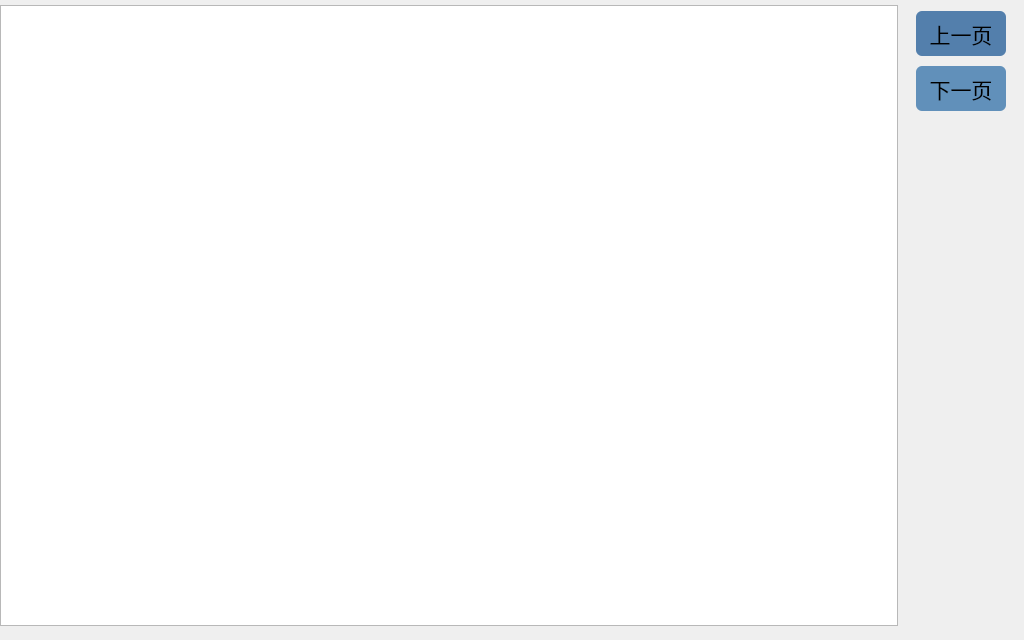
First picture: the form in motusrunlog.ui, repository MT-REP/guizhouhuoxingche, before the edit.
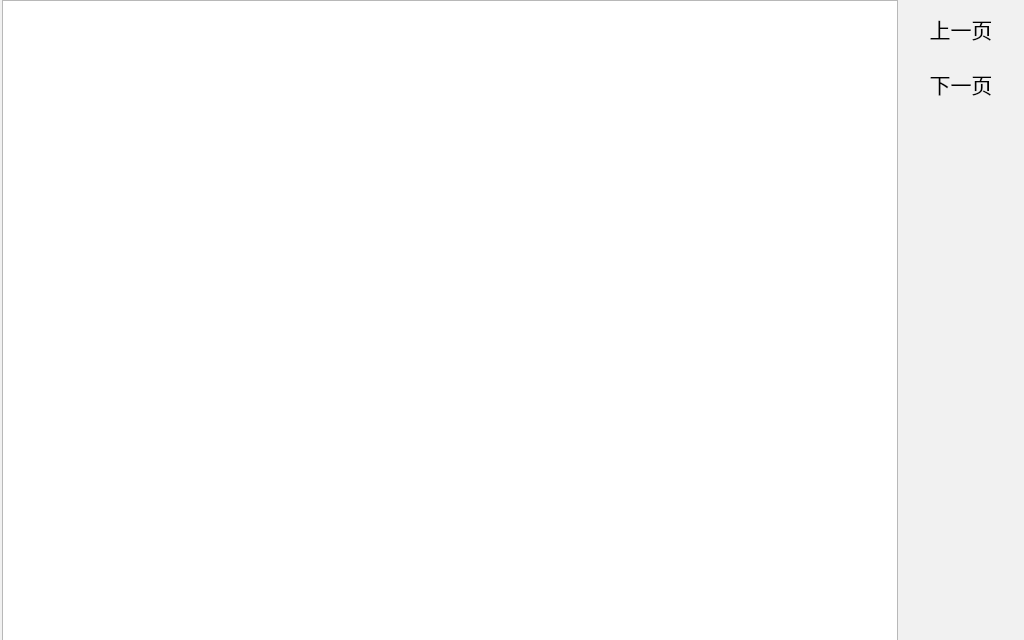
Second picture: the form after the edit. Icons and pictures are not drawn.

The edit to the form file:
```diff
--- a/motusrunlog.ui
+++ b/motusrunlog.ui
@@ -22,11 +22,17 @@
     <height>640</height>
    </size>
   </property>
+  <property name="font">
+   <font>
+    <family>新宋体</family>
+    <pointsize>16</pointsize>
+   </font>
+  </property>
   <property name="windowTitle">
    <string>Dialog</string>
   </property>
   <property name="styleSheet">
-   <string notr="true">#MotusRunLog { border-image: url(:/picture/errorbackground.png); } #MotusRunLog * { border-image:url(); }
+   <string notr="true">#MotusRunLog { background-color: rgb(241, 241, 241); } 
 
 </string>
   </property>
@@ -36,17 +42,49 @@
      <x>0</x>
      <y>0</y>
      <width>1021</width>
-     <height>631</height>
+     <height>641</height>
     </rect>
    </property>
-   <layout class="QGridLayout" name="maingridLayout">
-    <property name="topMargin">
-     <number>5</number>
+   <layout class="QHBoxLayout" name="horizontalLayout">
+    <property name="leftMargin">
+     <number>2</number>
     </property>
-    <property name="bottomMargin">
-     <number>5</number>
-    </property>
-    <item row="0" column="1">
+    <item>
+     <widget class="QTableView" name="errorRecordTableView">
+      <property name="font">
+       <font>
+        <family>新宋体</family>
+        <pointsize>16</pointsize>
+       </font>
+      </property>
+      <property name="styleSheet">
+       <string notr="true">QHeaderView::section:first
+{
+	border-style:inset;
+	background-color: rgb(241, 241,241);
+    height: 30px;
+    font: 16pt &quot;新宋体&quot;;
+}
+ 
+QHeaderView::section:middle
+{
+	border-style:inset;
+	background-color: rgb(241, 241,241);
+    height: 30px;
+    font: 16pt &quot;新宋体&quot;;
+}
+ 
+QHeaderView::section:last
+{
+	border-style:inset;
+	background-color: rgb(241, 241,241);
+    height: 30px;
+    font: 16pt &quot;新宋体&quot;;
+}</string>
+      </property>
+     </widget>
+    </item>
+    <item>
      <layout class="QVBoxLayout" name="verticalLayout">
       <property name="spacing">
        <number>10</number>
@@ -76,10 +114,9 @@
         </property>
         <property name="styleSheet">
          <string notr="true">QPushButton{ 
-background-color: rgb(83, 127,172);
 border-radius:6px;
 }
-QPushButton:hover{color: rgb(255,255,255);} QPushButton:pressed{padding-left:3px;padding-top:3px;}</string>
+QPushButton:hover{color: rgb(0,0,0);} QPushButton:pressed{padding-left:3px;padding-top:3px;}</string>
         </property>
         <property name="text">
          <string>上一页</string>
@@ -112,10 +149,9 @@
         </property>
         <property name="styleSheet">
          <string notr="true">QPushButton{ 
-background-color: rgb(97, 144,186);
 border-radius:6px;
 }
-QPushButton:hover{color: rgb(255,255,255);} QPushButton:pressed{padding-left:3px;padding-top:3px;}</string>
+QPushButton:hover{color: rgb(0,0,0);} QPushButton:pressed{padding-left:3px;padding-top:3px;}</string>
         </property>
         <property name="text">
          <string>下一页</string>
@@ -153,26 +189,6 @@
       </item>
      </layout>
     </item>
-    <item row="0" column="0">
-     <widget class="QTableView" name="errorRecordTableView">
-      <property name="font">
-       <font>
-        <family>新宋体</family>
-        <pointsize>16</pointsize>
-       </font>
-      </property>
-      <property name="styleSheet">
-       <string notr="true">QTableView 
-{
-border-image: url(:/picture/tableback.png);
-}
-QTableView QHeaderView::section 
-{
-background-color:rgb(175,245,253)
-}</string>
-      </property>
-     </widget>
-    </item>
    </layout>
   </widget>
  </widget>
```
Left out of the diff: 4 changed lines with no effect on the pictures.
